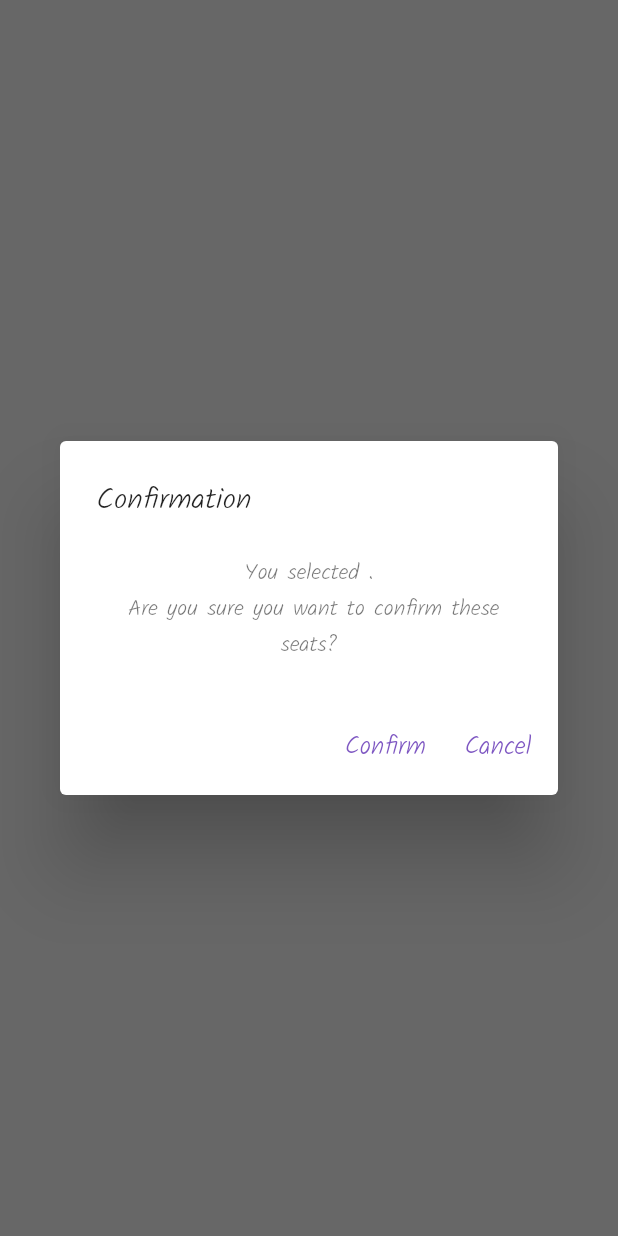
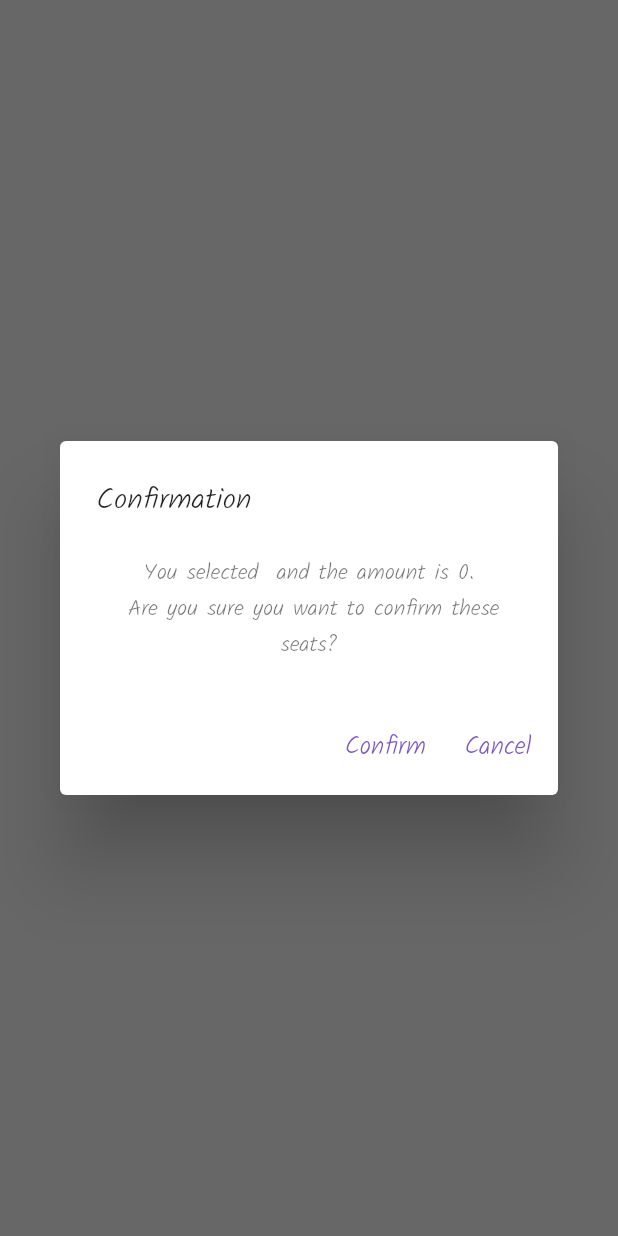
Before and after one commit to A1aaAhmed/graduation_project_app, a Flutter app: what confirmSeats() shows on an empty page, opened directly with empty values, on a phone screen of 412 x 824 dp. Run offline on Flutter 3.47's test engine with Material 2 defaults, Android fonts, the phone set to English and light mode, and no system bars; our stand-ins replace bloc, cloud_firestore, conditional_builder_null_safety, firebase_auth, firebase_core, firebase_storage and 10 more; missing offline and left inert: background_fetch, graduation_proj, mqtt_client, restart_app; accounts and stored records are empty.

Commit message:
some problems in seats screen solved

```diff
--- a/lib/modules/seats_screen/widgets/confirmation.dart
+++ b/lib/modules/seats_screen/widgets/confirmation.dart
@@ -18,14 +18,13 @@ Future confirmSeats(BuildContext context, String time, String trainNUM,
               create: (context) => SeatsScreenCubit(),
               child: BlocConsumer<SeatsScreenCubit, SeatsScreenStates>(
                 listener: (context, state) {
-                  // TODO: implement listener
                 },
                 builder: (context, state) {
                   return AlertDialog(
                     title: Text('Confirmation',
                         style: Theme.of(context).textTheme.bodyMedium),
                     content: Text(
-                      'You selected ${selectedSeats.join(',')}.\n Are you sure you want to confirm these seats?',
+                      'You selected ${selectedSeats.join(',')} and the amount is ${amountToBePayed}.\n Are you sure you want to confirm these seats?',
                       style: Theme.of(context).textTheme.bodySmall,
                       textAlign: TextAlign.center,
                     ),
@@ -39,7 +38,6 @@ Future confirmSeats(BuildContext context, String time, String trainNUM,
                                 seats: selectedSeats.join(" ,"),
                                 train: trainNUM,
                                 price: amountToBePayed.toString());
-
                             ///need uid here yaaaa mahaaaaaaaaaaaaaaaaaaaaaaaaaaaaaaaaaaaaaaaaaaaaaaaaaaaaaaaaaaaaaaaaaaaaaaaaaaaaaaaaaaaaaaa
                             UserModel.addTicket(ticket: ticket, uId: uId);
                             for (var ele in selectedSeats) {
```
Also changed, not shown: lib/modules/seats_screen/cubit/cubit.dart (+9 -0 lines), 1 other file.
